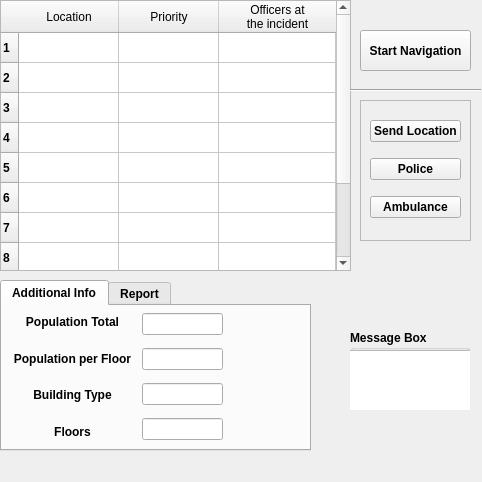
This is 2016_Group2_/EvaQ8/EvaQ8_dockwidget_base.ui in langelova/2016_Group2_ as Qt 5 draws it before an edit. The edited form follows.
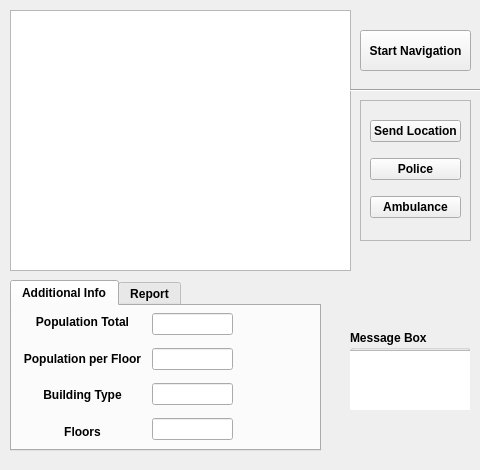
This is the edited form. The open tabs and pages were chosen to show the change.

Patch:
```diff
--- a/2016_Group2_/EvaQ8/EvaQ8_dockwidget_base.ui
+++ b/2016_Group2_/EvaQ8/EvaQ8_dockwidget_base.ui
@@ -6,8 +6,8 @@
    <rect>
     <x>0</x>
     <y>0</y>
-    <width>482</width>
-    <height>482</height>
+    <width>480</width>
+    <height>470</height>
    </rect>
   </property>
   <property name="sizePolicy">
@@ -16,6 +16,12 @@
     <verstretch>0</verstretch>
    </sizepolicy>
   </property>
+  <property name="maximumSize">
+   <size>
+    <width>480</width>
+    <height>470</height>
+   </size>
+  </property>
   <property name="font">
    <font>
     <weight>75</weight>
@@ -30,10 +36,10 @@
    <widget class="QTableWidget" name="Main_table">
     <property name="geometry">
      <rect>
-      <x>0</x>
-      <y>0</y>
-      <width>351</width>
-      <height>271</height>
+      <x>10</x>
+      <y>10</y>
+      <width>341</width>
+      <height>261</height>
      </rect>
     </property>
     <property name="font">
@@ -54,7 +60,7 @@
      <enum>QAbstractItemView::SelectRows</enum>
     </property>
     <property name="rowCount">
-     <number>10</number>
+     <number>0</number>
     </property>
     <attribute name="horizontalHeaderVisible">
      <bool>true</bool>
@@ -65,37 +71,11 @@
     <attribute name="horizontalHeaderStretchLastSection">
      <bool>true</bool>
     </attribute>
-    <row/>
-    <row/>
-    <row/>
-    <row/>
-    <row/>
-    <row/>
-    <row/>
-    <row/>
-    <row/>
-    <row/>
-    <column>
-     <property name="text">
-      <string>Location</string>
-     </property>
-    </column>
-    <column>
-     <property name="text">
-      <string>Priority</string>
-     </property>
-    </column>
-    <column>
-     <property name="text">
-      <string>Officers at
-the incident</string>
-     </property>
-    </column>
    </widget>
    <widget class="QTabWidget" name="tabWidget">
     <property name="geometry">
      <rect>
-      <x>0</x>
+      <x>10</x>
       <y>280</y>
       <width>311</width>
       <height>171</height>
```
Left out of the diff: 11 changed lines with no effect on the pictures.
